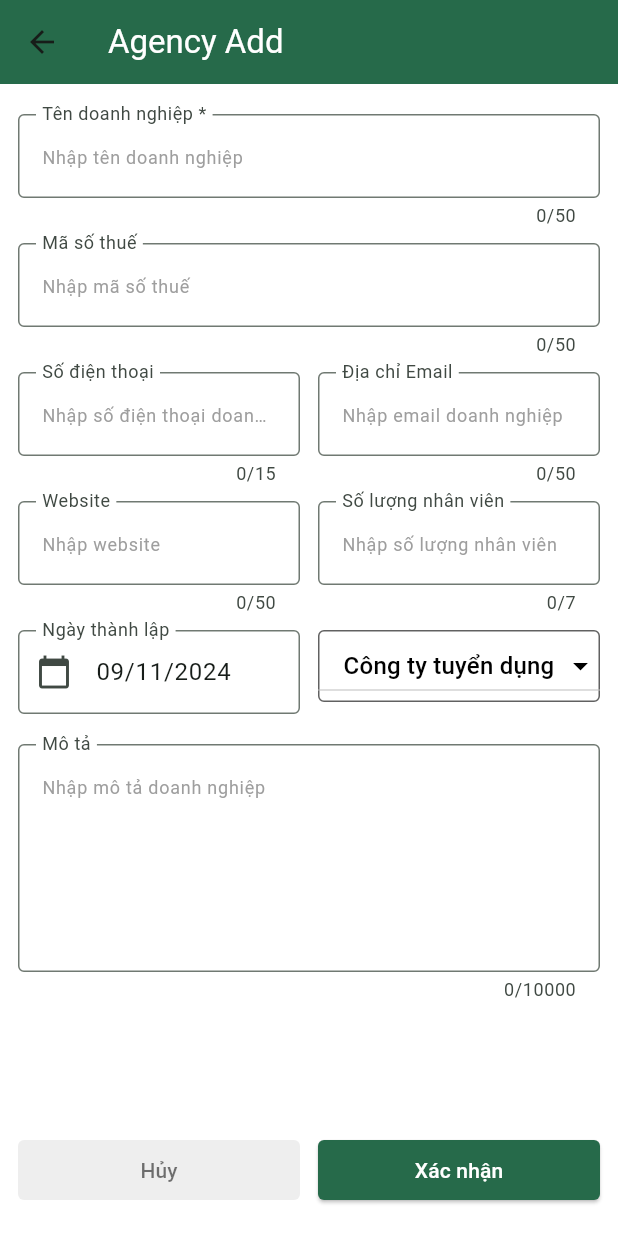
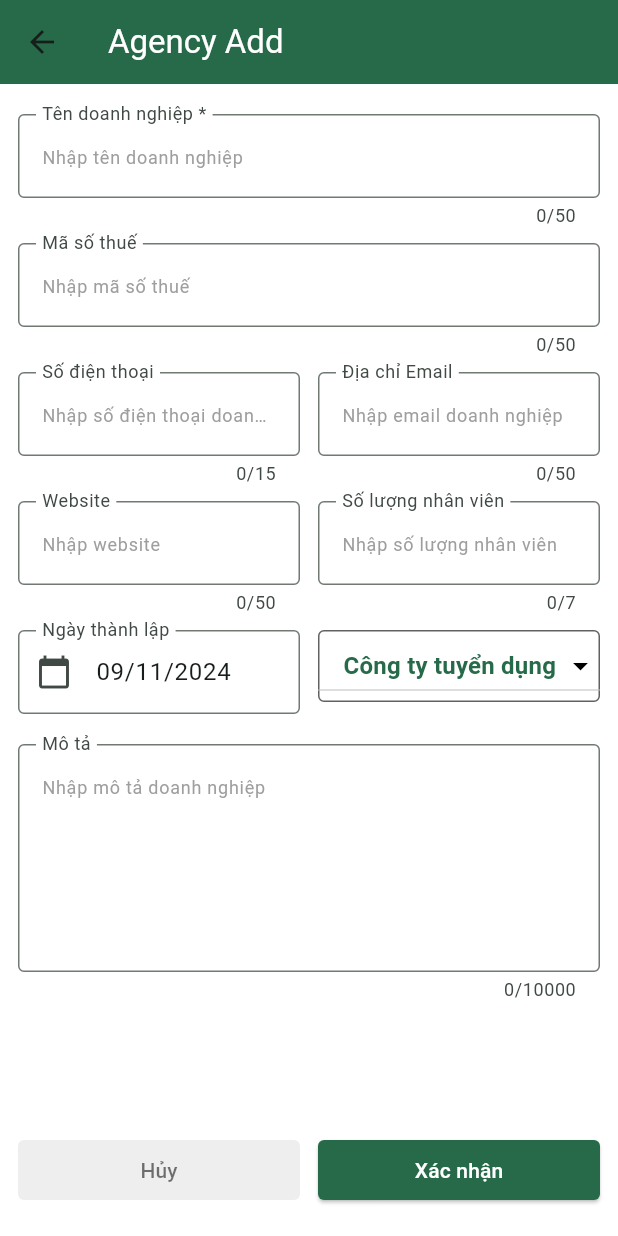
Before and after one commit to MiconJ/i-job-app, a Flutter app: the AgencyAdd screen opened directly, on a phone screen of 412 x 824 dp. Run offline on Flutter 3.47's test engine with Material 3 defaults, Android fonts, the light colour scheme and no system bars; drawn by our look-alikes of dropdown_button2; our stand-ins replace flutter_riverpod, google_fonts; network calls fail.

Commit message:
update dropdown style

```diff
--- a/lib/widgets/agency_add_form.dart
+++ b/lib/widgets/agency_add_form.dart
@@ -150,6 +150,10 @@ class AgencyAddForm extends ConsumerWidget {
                           Expanded(
                             child: DropdownField(
                               labelText: 'Loại doanh nghiệp',
+                              listOptions: [
+                                'Công ty tuyển dụng',
+                                'Công ty thường',
+                              ],
                             ),
                           )
                         ],
--- a/lib/widgets/dropdown_field.dart
+++ b/lib/widgets/dropdown_field.dart
@@ -4,18 +4,15 @@ import 'package:flutter_riverpod/flutter_riverpod.dart';
 import 'package:ijob_app/providers/add_agency_form_provider.dart';
 
 class DropdownField extends ConsumerWidget {
-  const DropdownField({super.key, required this.labelText});
+  const DropdownField(
+      {super.key, required this.labelText, required this.listOptions});
   final String labelText;
+  final List<String> listOptions;
 
   @override
   Widget build(BuildContext context, WidgetRef ref) {
-    final List<String> agencyCategory = [
-      'Công ty tuyển dụng',
-      'Công ty thường',
-    ];
-
     final int agencyCategoryValue = ref.watch(agencyCategoryProvider);
-    String dropdownValue = agencyCategory[agencyCategoryValue];
+    String dropdownValue = listOptions[agencyCategoryValue];
 
     return DropdownButton2(
       isExpanded: true,
@@ -23,10 +20,11 @@ class DropdownField extends ConsumerWidget {
       onChanged: (String? value) {
         if (value != null) {
           ref.read(agencyCategoryProvider.notifier).state =
-              agencyCategory.indexOf(value);
+              listOptions.indexOf(value);
         }
       },
-      items: agencyCategory.map<DropdownMenuItem<String>>((String value) {
+      items: listOptions.map<DropdownMenuItem<String>>((String value) {
+        if (value == dropdownValue) {
           return DropdownMenuItem<String>(
             value: value,
             child: Row(
@@ -34,6 +32,26 @@ class DropdownField extends ConsumerWidget {
               children: [
                 Text(
                   value,
+                  maxLines: 1,
+                  overflow: TextOverflow.ellipsis,
+                  style: TextStyle(
+                    color: Theme.of(context).primaryColor,
+                    fontWeight: FontWeight.bold,
+                  ),
+                ),
+              ],
+            ),
+          );
+        } else {
+          return DropdownMenuItem<String>(
+            value: value,
+            child: Row(
+              mainAxisAlignment: MainAxisAlignment.start,
+              children: [
+                Text(
+                  value,
+                  maxLines: 1,
+                  overflow: TextOverflow.ellipsis,
                   style: TextStyle(
                     color: Colors.black,
                   ),
@@ -41,6 +59,7 @@ class DropdownField extends ConsumerWidget {
               ],
             ),
           );
+        }
       }).toList(),
       buttonStyleData: ButtonStyleData(
         height: 48,
```
Lines whose indentation alone changed are shown as unchanged.
